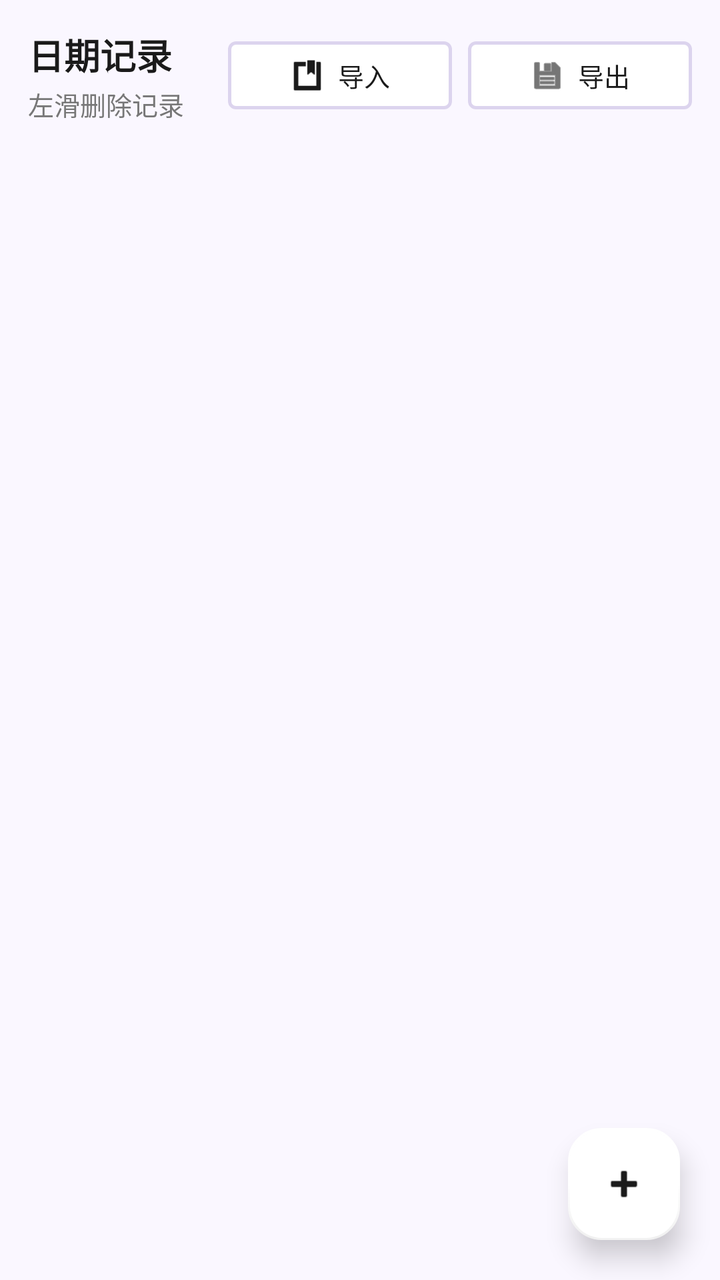
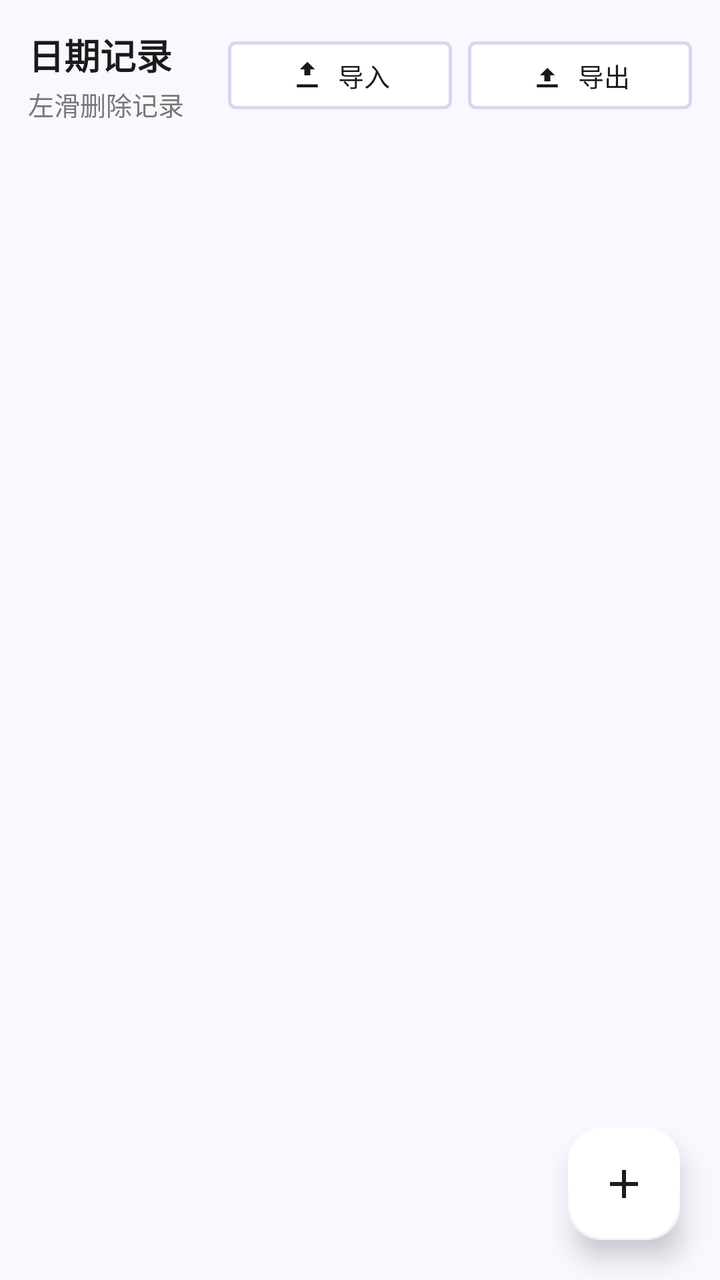

Screens rendered from an Android XML layout before and after an edit, with the pre-edit source and the edit as a unified diff.
<!-- AndroidManifest.xml: application theme Theme.IPredict -->
<!-- res/layout/fragment_dates.xml -->
<?xml version='1.0' encoding='utf-8'?>
<FrameLayout xmlns:android='http://schemas.android.com/apk/res/android'
    xmlns:app='http://schemas.android.com/apk/res-auto'
    android:layout_width='match_parent'
    android:layout_height='match_parent'
    android:background='@color/page_bg'>

    <LinearLayout
        android:layout_width='match_parent'
        android:layout_height='match_parent'
        android:orientation='vertical'
        android:padding='14dp'>

        <LinearLayout
            android:layout_width='match_parent'
            android:layout_height='wrap_content'
            android:gravity='center_vertical'
            android:orientation='horizontal'>

            <LinearLayout
                android:layout_width='0dp'
                android:layout_height='wrap_content'
                android:layout_weight='1'
                android:orientation='vertical'>

                <TextView
                    android:layout_width='wrap_content'
                    android:layout_height='wrap_content'
                    android:text='日期记录'
                    android:textColor='@color/text_primary'
                    android:textSize='18sp'
                    android:textStyle='bold' />

                <TextView
                    android:layout_width='wrap_content'
                    android:layout_height='wrap_content'
                    android:layout_marginTop='2dp'
                    android:text='左滑删除记录'
                    android:textColor='@color/text_secondary'
                    android:textSize='13sp' />
            </LinearLayout>

            <com.google.android.material.button.MaterialButton
                android:id='@+id/btnImport'
                style='@style/Widget.IPredict.SmallButton'
                android:layout_marginEnd='8dp'
                android:text='导入'
                app:icon='@android:drawable/ic_input_get' />

            <com.google.android.material.button.MaterialButton
                android:id='@+id/btnExport'
                style='@style/Widget.IPredict.SmallButton'
                android:text='导出'
                app:icon='@android:drawable/ic_menu_save' />
        </LinearLayout>

        <androidx.recyclerview.widget.RecyclerView
            android:id='@+id/recyclerDates'
            android:layout_width='match_parent'
            android:layout_height='0dp'
            android:layout_marginTop='12dp'
            android:layout_weight='1'
            android:clipToPadding='false'
            android:paddingBottom='80dp' />
    </LinearLayout>

    <com.google.android.material.floatingactionbutton.FloatingActionButton
        android:id='@+id/fabAdd'
        android:layout_width='wrap_content'
        android:layout_height='wrap_content'
        android:layout_gravity='bottom|end'
        android:layout_margin='20dp'
        android:contentDescription='add'
        android:src='@android:drawable/ic_input_add'
        app:backgroundTint='@color/card_bg'
        app:borderWidth='1dp'
        app:elevation='8dp'
        app:tint='@color/text_primary' />

</FrameLayout>
<!-- resources referenced by this layout -->
<resources>
  <color name="card_bg">#FFFFFFFF</color>
  <color name="page_bg">#FFFAF7FF</color>
  <color name="text_primary">#FF1A1A1A</color>
  <color name="text_secondary">#FF777777</color>
  <style name="Widget.IPredict.SmallButton" parent="Widget.Material3.Button.OutlinedButton">
          <item name="android:layout_width">112dp</item>
          <item name="android:layout_height">42dp</item>
          <item name="android:textColor">@color/text_primary</item>
          <item name="backgroundTint">@color/card_bg</item>
          <item name="strokeColor">@color/divider</item>
          <item name="strokeWidth">1.5dp</item>
          <item name="shapeAppearance">@style/ShapeAppearance.Material3.SmallComponent</item>
          <item name="iconTint">@color/text_primary</item>
          <item name="iconGravity">textStart</item>
          <item name="iconPadding">6dp</item>
          <item name="android:textSize">13sp</item>
      </style>
  <style name="Theme.IPredict" parent="Theme.Material3.DayNight.NoActionBar">
          <item name="android:statusBarColor">@android:color/transparent</item>
          <item name="android:navigationBarColor">@color/page_bg</item>
          <item name="android:windowLightStatusBar" tools:targetApi="m">true</item>
      </style>
  <color name="divider">#FFDCD4EE</color>
</resources>

<!-- the commit's change to res/layout/fragment_dates.xml (unified diff, before → after) -->
@@ -45,13 +45,13 @@
                 style='@style/Widget.IPredict.SmallButton'
                 android:layout_marginEnd='8dp'
                 android:text='导入'
-                app:icon='@android:drawable/ic_input_get' />
+                app:icon='@drawable/ic_import_standard' />
 
             <com.google.android.material.button.MaterialButton
                 android:id='@+id/btnExport'
                 style='@style/Widget.IPredict.SmallButton'
                 android:text='导出'
-                app:icon='@android:drawable/ic_menu_save' />
+                app:icon='@drawable/ic_export_standard' />
         </LinearLayout>
 
         <androidx.recyclerview.widget.RecyclerView
@@ -71,7 +71,7 @@
         android:layout_gravity='bottom|end'
         android:layout_margin='20dp'
         android:contentDescription='add'
-        android:src='@android:drawable/ic_input_add'
+        android:src='@drawable/ic_add_standard'
         app:backgroundTint='@color/card_bg'
         app:borderWidth='1dp'
         app:elevation='8dp'
<!-- resource entries referenced after the edit -->
@@ -4,6 +4,39 @@
   <color name="page_bg">#FFFAF7FF</color>
   <color name="text_primary">#FF1A1A1A</color>
   <color name="text_secondary">#FF777777</color>
+  <!-- drawable ic_add_standard (drawable) -->
+  <?xml version="1.0" encoding="utf-8"?>
+  <vector xmlns:android="http://schemas.android.com/apk/res/android"
+      android:width="24dp"
+      android:height="24dp"
+      android:viewportWidth="24"
+      android:viewportHeight="24">
+      <path
+          android:fillColor="@android:color/white"
+          android:pathData="M11,5h2v6h6v2h-6v6h-2v-6H5v-2h6z" />
+  </vector>
+  <!-- drawable ic_export_standard (drawable) -->
+  <?xml version="1.0" encoding="utf-8"?>
+  <vector xmlns:android="http://schemas.android.com/apk/res/android"
+      android:width="24dp"
+      android:height="24dp"
+      android:viewportWidth="24"
+      android:viewportHeight="24">
+      <path
+          android:fillColor="@android:color/white"
+          android:pathData="M5,20h14v-2H5V20zM12,7l5,5h-3v4h-4v-4H7L12,7z" />
+  </vector>
+  <!-- drawable ic_import_standard (drawable) -->
+  <?xml version="1.0" encoding="utf-8"?>
+  <vector xmlns:android="http://schemas.android.com/apk/res/android"
+      android:width="24dp"
+      android:height="24dp"
+      android:viewportWidth="24"
+      android:viewportHeight="24">
+      <path
+          android:fillColor="@android:color/white"
+          android:pathData="M5,20h14v-2H5V20zM12,3l-5,5h3v4h4V8h3L12,3z" />
+  </vector>
   <style name="Widget.IPredict.SmallButton" parent="Widget.Material3.Button.OutlinedButton">
           <item name="android:layout_width">112dp</item>
           <item name="android:layout_height">42dp</item>
